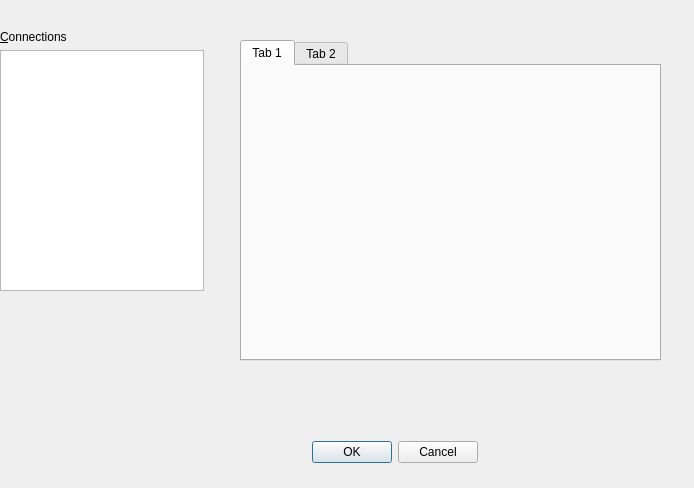
kandalf/migraine, file ui/connectiondialog.ui: the form before one commit.
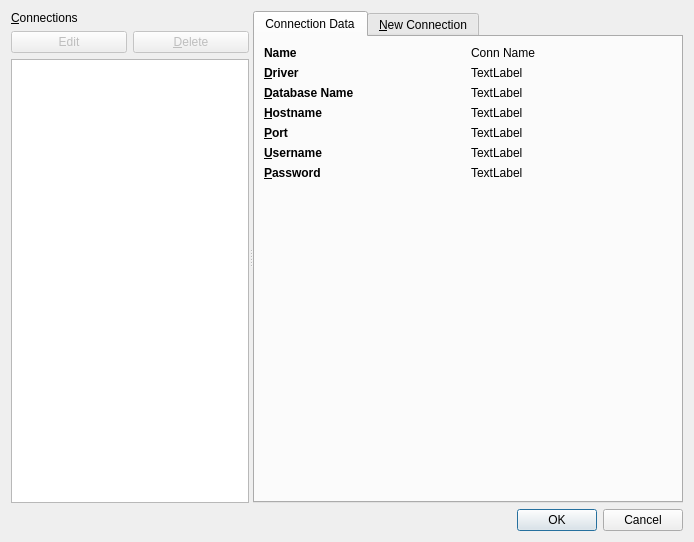
The form after the commit. The open tabs and pages were chosen to show the change. Icons and pictures are not drawn.

Commit message: Temp dumb commit to be availbale to switch branches

The edit to the form file:
```diff
--- a/ui/connectiondialog.ui
+++ b/ui/connectiondialog.ui
@@ -6,32 +6,270 @@
     <x>0</x>
     <y>0</y>
     <width>694</width>
-    <height>488</height>
+    <height>542</height>
    </rect>
   </property>
   <property name="windowTitle" >
    <string>Dialog</string>
   </property>
+  <layout class="QGridLayout" name="gridLayout_3" >
+   <item row="2" column="0" >
+    <widget class="QDialogButtonBox" name="buttonBox" >
+     <property name="orientation" >
+      <enum>Qt::Horizontal</enum>
+     </property>
+     <property name="standardButtons" >
+      <set>QDialogButtonBox::Cancel|QDialogButtonBox::Ok</set>
+     </property>
+    </widget>
+   </item>
+   <item row="1" column="0" >
+    <widget class="QSplitter" name="splitter" >
+     <property name="orientation" >
+      <enum>Qt::Horizontal</enum>
+     </property>
+     <widget class="QWidget" name="" >
+      <layout class="QVBoxLayout" name="verticalLayout" >
+       <item>
+        <widget class="QLabel" name="label_6" >
+         <property name="text" >
+          <string>&amp;Connections</string>
+         </property>
+         <property name="buddy" >
+          <cstring>connListWidget</cstring>
+         </property>
+        </widget>
+       </item>
+       <item>
+        <layout class="QHBoxLayout" name="horizontalLayout_3" >
+         <item>
+          <widget class="QPushButton" name="editConnectionButton" >
+           <property name="enabled" >
+            <bool>false</bool>
+           </property>
+           <property name="text" >
+            <string>Edit</string>
+           </property>
+           <property name="icon" >
+            <iconset resource="../resource/migraine.qrc" >
+             <normaloff>:/icons/edit.png</normaloff>:/icons/edit.png</iconset>
+           </property>
+          </widget>
+         </item>
+         <item>
+          <widget class="QPushButton" name="deleteConnectionButton" >
+           <property name="enabled" >
+            <bool>false</bool>
+           </property>
+           <property name="text" >
+            <string>&amp;Delete</string>
+           </property>
+           <property name="icon" >
+            <iconset resource="../resource/migraine.qrc" >
+             <normaloff>:/icons/delete.png</normaloff>:/icons/delete.png</iconset>
+           </property>
+          </widget>
+         </item>
+        </layout>
+       </item>
+       <item>
+        <widget class="QListWidget" name="connListWidget" />
+       </item>
+      </layout>
+     </widget>
   <widget class="QTabWidget" name="connectionsTabWidget" >
-   <property name="geometry" >
-    <rect>
-     <x>240</x>
-     <y>40</y>
-     <width>421</width>
-     <height>321</height>
-    </rect>
-   </property>
    <property name="currentIndex" >
     <number>1</number>
    </property>
    <widget class="QWidget" name="tab" >
     <attribute name="title" >
-     <string>Tab 1</string>
-    </attribute>
-   </widget>
-   <widget class="QWidget" name="tab_2" >
+        <string>Connection Data</string>
+       </attribute>
+       <layout class="QGridLayout" name="gridLayout_5" >
+        <item row="0" column="0" >
+         <layout class="QVBoxLayout" name="verticalLayout_2" >
+          <item>
+           <layout class="QGridLayout" name="gridLayout_4" >
+            <item row="0" column="0" >
+             <widget class="QLabel" name="label_15" >
+              <property name="font" >
+               <font>
+                <weight>75</weight>
+                <bold>true</bold>
+               </font>
+              </property>
+              <property name="text" >
+               <string>Name</string>
+              </property>
+             </widget>
+            </item>
+            <item row="0" column="1" >
+             <widget class="QLabel" name="connectionNameLabel" >
+              <property name="text" >
+               <string>Conn Name</string>
+              </property>
+             </widget>
+            </item>
+            <item row="1" column="0" >
+             <widget class="QLabel" name="label_9" >
+              <property name="font" >
+               <font>
+                <weight>75</weight>
+                <bold>true</bold>
+               </font>
+              </property>
+              <property name="text" >
+               <string>&amp;Driver</string>
+              </property>
+              <property name="buddy" >
+               <cstring>driversComboBox</cstring>
+              </property>
+             </widget>
+            </item>
+            <item row="1" column="1" >
+             <widget class="QLabel" name="connectionDriverLabel" >
+              <property name="text" >
+               <string>TextLabel</string>
+              </property>
+             </widget>
+            </item>
+            <item row="2" column="0" >
+             <widget class="QLabel" name="label_10" >
+              <property name="font" >
+               <font>
+                <weight>75</weight>
+                <bold>true</bold>
+               </font>
+              </property>
+              <property name="text" >
+               <string>&amp;Database Name</string>
+              </property>
+              <property name="buddy" >
+               <cstring>databaseLineEdit</cstring>
+              </property>
+             </widget>
+            </item>
+            <item row="2" column="1" >
+             <widget class="QLabel" name="connectionDatabaseLabel" >
+              <property name="text" >
+               <string>TextLabel</string>
+              </property>
+             </widget>
+            </item>
+            <item row="3" column="0" >
+             <widget class="QLabel" name="label_14" >
+              <property name="font" >
+               <font>
+                <weight>75</weight>
+                <bold>true</bold>
+               </font>
+              </property>
+              <property name="text" >
+               <string>&amp;Hostname</string>
+              </property>
+              <property name="buddy" >
+               <cstring>hostLineEdit</cstring>
+              </property>
+             </widget>
+            </item>
+            <item row="3" column="1" >
+             <widget class="QLabel" name="connectionHostnameLabel" >
+              <property name="text" >
+               <string>TextLabel</string>
+              </property>
+             </widget>
+            </item>
+            <item row="4" column="0" >
+             <widget class="QLabel" name="label_11" >
+              <property name="font" >
+               <font>
+                <weight>75</weight>
+                <bold>true</bold>
+               </font>
+              </property>
+              <property name="text" >
+               <string>&amp;Port</string>
+              </property>
+              <property name="buddy" >
+               <cstring>portLineEdit</cstring>
+              </property>
+             </widget>
+            </item>
+            <item row="4" column="1" >
+             <widget class="QLabel" name="connectionPortLabel" >
+              <property name="text" >
+               <string>TextLabel</string>
+              </property>
+             </widget>
+            </item>
+            <item row="5" column="0" >
+             <widget class="QLabel" name="label_13" >
+              <property name="font" >
+               <font>
+                <weight>75</weight>
+                <bold>true</bold>
+               </font>
+              </property>
+              <property name="text" >
+               <string>&amp;Username</string>
+              </property>
+              <property name="buddy" >
+               <cstring>userLineEdit</cstring>
+              </property>
+             </widget>
+            </item>
+            <item row="5" column="1" >
+             <widget class="QLabel" name="connectionUsernameLabel" >
+              <property name="text" >
+               <string>TextLabel</string>
+              </property>
+             </widget>
+            </item>
+            <item row="6" column="0" >
+             <widget class="QLabel" name="label_12" >
+              <property name="font" >
+               <font>
+                <weight>75</weight>
+                <bold>true</bold>
+               </font>
+              </property>
+              <property name="text" >
+               <string>&amp;Password</string>
+              </property>
+              <property name="buddy" >
+               <cstring>passwordLineEdit</cstring>
+              </property>
+             </widget>
+            </item>
+            <item row="6" column="1" >
+             <widget class="QLabel" name="connectionPasswordLabel" >
+              <property name="text" >
+               <string>TextLabel</string>
+              </property>
+             </widget>
+            </item>
+           </layout>
+          </item>
+          <item>
+           <spacer name="verticalSpacer_2" >
+            <property name="orientation" >
+             <enum>Qt::Vertical</enum>
+            </property>
+            <property name="sizeHint" stdset="0" >
+             <size>
+              <width>20</width>
+              <height>40</height>
+             </size>
+            </property>
+           </spacer>
+          </item>
+         </layout>
+        </item>
+       </layout>
+      </widget>
+      <widget class="QWidget" name="newConnectionTab" >
     <attribute name="title" >
-     <string>Tab 2</string>
+        <string>&amp;New Connection</string>
     </attribute>
     <layout class="QGridLayout" name="gridLayout" >
      <item row="0" column="0" >
@@ -143,52 +381,68 @@
          </item>
         </layout>
        </item>
-      </layout>
-     </item>
-    </layout>
-   </widget>
-  </widget>
-  <widget class="QWidget" name="layoutWidget" >
-   <property name="geometry" >
-    <rect>
-     <x>0</x>
-     <y>30</y>
-     <width>204</width>
-     <height>261</height>
-    </rect>
-   </property>
-   <layout class="QVBoxLayout" name="verticalLayout" >
-    <item>
-     <widget class="QLabel" name="label_6" >
+          <item row="0" column="0" >
+           <widget class="QLabel" name="label_8" >
       <property name="text" >
-       <string>&amp;Connections</string>
-      </property>
-      <property name="buddy" >
-       <cstring>connListWidget</cstring>
+             <string>Name</string>
       </property>
      </widget>
     </item>
-    <item>
-     <widget class="QListWidget" name="connListWidget" />
-    </item>
-   </layout>
-  </widget>
-  <widget class="QDialogButtonBox" name="buttonBox" >
-   <property name="geometry" >
-    <rect>
-     <x>120</x>
-     <y>440</y>
-     <width>358</width>
-     <height>25</height>
-    </rect>
-   </property>
+          <item row="0" column="1" >
+           <widget class="QLineEdit" name="connectionNameLineEdit" />
+          </item>
+         </layout>
+        </item>
+        <item row="1" column="0" >
+         <spacer name="verticalSpacer" >
+          <property name="orientation" >
+           <enum>Qt::Vertical</enum>
+          </property>
+          <property name="sizeHint" stdset="0" >
+           <size>
+            <width>408</width>
+            <height>190</height>
+           </size>
+          </property>
+         </spacer>
+        </item>
+        <item row="2" column="0" >
+         <layout class="QHBoxLayout" name="horizontalLayout" >
+          <item>
+           <spacer name="horizontalSpacer" >
    <property name="orientation" >
     <enum>Qt::Horizontal</enum>
    </property>
-   <property name="standardButtons" >
-    <set>QDialogButtonBox::Cancel|QDialogButtonBox::Ok</set>
-   </property>
-  </widget>
+            <property name="sizeHint" stdset="0" >
+             <size>
+              <width>40</width>
+              <height>20</height>
+             </size>
+            </property>
+           </spacer>
+          </item>
+          <item>
+           <widget class="QPushButton" name="saveConnectionButton" >
+            <property name="enabled" >
+             <bool>false</bool>
+            </property>
+            <property name="text" >
+             <string>&amp;Save</string>
+            </property>
+            <property name="icon" >
+             <iconset resource="../resource/migraine.qrc" >
+              <normaloff>:/icons/filesave.png</normaloff>:/icons/filesave.png</iconset>
+            </property>
+           </widget>
+          </item>
+         </layout>
+        </item>
+       </layout>
+      </widget>
+     </widget>
+    </widget>
+   </item>
+  </layout>
  </widget>
  <tabstops>
   <tabstop>buttonBox</tabstop>
```
Left out of the diff: 36 changed lines with no effect on the pictures. Lines whose indentation alone changed are shown as unchanged. The commit also changes 1 other file.
